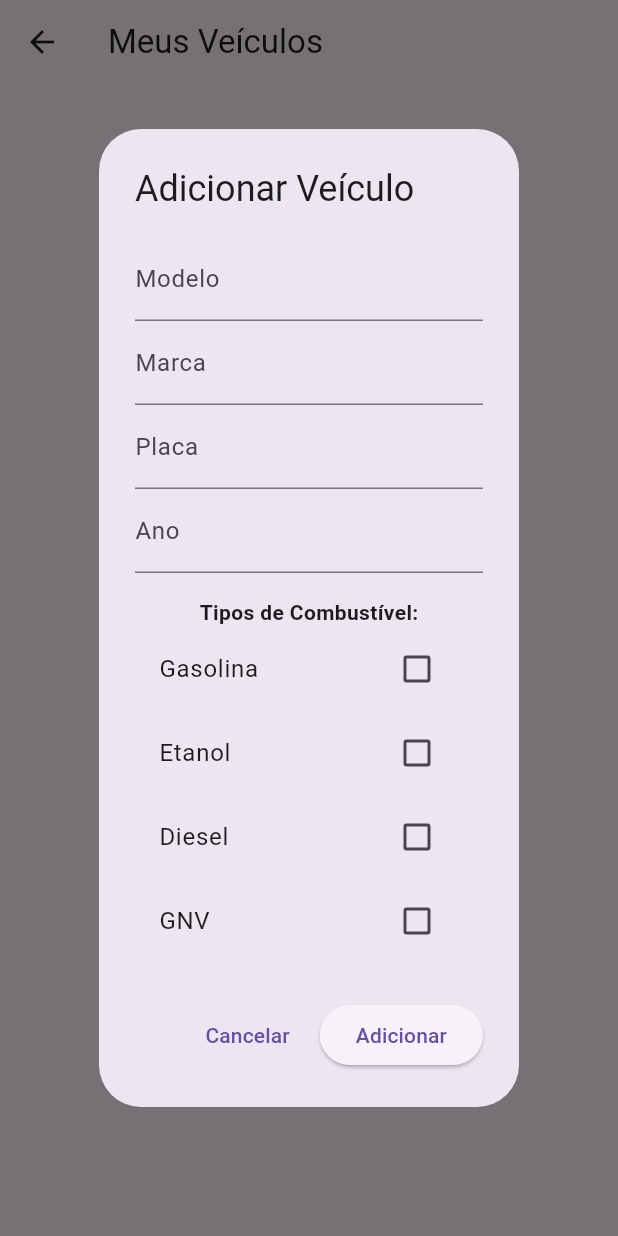
After one commit to Caioon/App-Veiculos-Flutter, a Flutter app: the MeusVeiculosScreen screen opened by its route, after a tap on "Adicionar Veículo", on a phone screen of 412 x 824 dp. The commit adds this screen. Run offline on Flutter 3.47's test engine with Material 3 defaults, Android fonts, the phone set to English and light mode, and no system bars; our stand-ins replace cloud_firestore, firebase_auth, firebase_core, flutter_riverpod; accounts and stored records are empty.

Commit message:
feat(veiculo): controle de veículos

```diff
--- /dev/null
+++ b/lib/model/veiculo.dart
@@ -0,0 +1,38 @@
+class Veiculo {
+  final String? id;
+  final String modelo;
+  final String marca;
+  final String placa;
+  final int ano;
+  final List<String> tiposCombustivel;
+
+  Veiculo({
+    this.id,
+    required this.modelo,
+    required this.marca,
+    required this.placa,
+    required this.ano,
+    required this.tiposCombustivel,
+  });
+
+  factory Veiculo.fromMap(Map<String, dynamic> map, String id) {
+    return Veiculo(
+      id: id,
+      modelo: map['modelo'] ?? '',
+      marca: map['marca'] ?? '',
+      placa: map['placa'] ?? '',
+      ano: map['ano'] ?? 0,
+      tiposCombustivel: List<String>.from(map['tiposCombustivel'] ?? []),
+    );
+  }
+
+  Map<String, dynamic> toMap() {
+    return {
+      'modelo': modelo,
+      'marca': marca,
+      'placa': placa,
+      'ano': ano,
+      'tiposCombustivel': tiposCombustivel,
+    };
+  }
+}
--- /dev/null
+++ b/lib/view/meus_veiculos_screen.dart
@@ -0,0 +1,225 @@
+import 'package:flutter/material.dart';
+import 'package:flutter_riverpod/flutter_riverpod.dart';
+import 'package:trabalho_flutter/model/veiculo.dart';
+import 'package:trabalho_flutter/viewmodel/veiculo_viewmodel.dart';
+
+class MeusVeiculosScreen extends ConsumerStatefulWidget {
+  const MeusVeiculosScreen({super.key});
+
+  @override
+  ConsumerState<MeusVeiculosScreen> createState() => _MeusVeiculosScreenState();
+}
+
+class _MeusVeiculosScreenState extends ConsumerState<MeusVeiculosScreen> {
+  void _showAddVeiculoDialog(BuildContext context) {
+    final modeloController = TextEditingController();
+    final marcaController = TextEditingController();
+    final placaController = TextEditingController();
+    final anoController = TextEditingController();
+    final List<String> tiposSelecionados = [];
+
+    showDialog(
+      context: context,
+      builder: (context) => StatefulBuilder(
+        builder: (context, setStateDialog) => AlertDialog(
+          title: const Text('Adicionar Veículo'),
+          content: SingleChildScrollView(
+            child: Column(
+              mainAxisSize: MainAxisSize.min,
+              children: [
+                TextField(
+                  controller: modeloController,
+                  decoration: const InputDecoration(labelText: 'Modelo'),
+                ),
+                TextField(
+                  controller: marcaController,
+                  decoration: const InputDecoration(labelText: 'Marca'),
+                ),
+                TextField(
+                  controller: placaController,
+                  decoration: const InputDecoration(labelText: 'Placa'),
+                ),
+                TextField(
+                  controller: anoController,
+                  decoration: const InputDecoration(labelText: 'Ano'),
+                  keyboardType: TextInputType.number,
+                ),
+                const SizedBox(height: 16),
+                const Text(
+                  'Tipos de Combustível:',
+                  style: TextStyle(fontWeight: FontWeight.bold),
+                ),
+                ...['Gasolina', 'Etanol', 'Diesel', 'GNV'].map((tipo) {
+                  return CheckboxListTile(
+                    title: Text(tipo),
+                    value: tiposSelecionados.contains(tipo),
+                    onChanged: (checked) {
+                      setStateDialog(() {
+                        if (checked == true) {
+                          tiposSelecionados.add(tipo);
+                        } else {
+                          tiposSelecionados.remove(tipo);
+                        }
+                      });
+                    },
+                  );
+                }).toList(),
+              ],
+            ),
+          ),
+          actions: [
+            TextButton(
+              onPressed: () => Navigator.pop(context),
+              child: const Text('Cancelar'),
+            ),
+            ElevatedButton(
+              onPressed: () async {
+                if (modeloController.text.isEmpty ||
+                    marcaController.text.isEmpty ||
+                    placaController.text.isEmpty ||
+                    anoController.text.isEmpty) {
+                  ScaffoldMessenger.of(context).showSnackBar(
+                    const SnackBar(content: Text('Preencha todos os campos')),
+                  );
+                  return;
+                }
+
+                if (tiposSelecionados.isEmpty) {
+                  ScaffoldMessenger.of(context).showSnackBar(
+                    const SnackBar(
+                      content: Text(
+                        'Selecione pelo menos um tipo de combustível',
+                      ),
+                    ),
+                  );
+                  return;
+                }
+
+                final veiculo = Veiculo(
+                  modelo: modeloController.text,
+                  marca: marcaController.text,
+                  placa: placaController.text,
+                  ano: int.parse(anoController.text),
+                  tiposCombustivel: tiposSelecionados,
+                );
+
+                try {
+                  await ref
+                      .read(veiculoViewModelProvider.notifier)
+                      .addVeiculo(veiculo);
+                  if (!context.mounted) return;
+                  Navigator.pop(context);
+                  ScaffoldMessenger.of(context).showSnackBar(
+                    const SnackBar(
+                      content: Text('Veículo adicionado com sucesso'),
+                    ),
+                  );
+                } catch (e) {
+                  if (!context.mounted) return;
+                  ScaffoldMessenger.of(context).showSnackBar(
+                    SnackBar(content: Text('Erro ao adicionar veículo: $e')),
+                  );
+                }
+              },
+              child: const Text('Adicionar'),
+            ),
+          ],
+        ),
+      ),
+    );
+  }
+
+  @override
+  Widget build(BuildContext context) {
+    final veiculosAsync = ref.watch(veiculoViewModelProvider);
+
+    return Scaffold(
+      appBar: AppBar(title: Text("Meus Veículos")),
+      body: veiculosAsync.when(
+        data: (veiculos) {
+          if (veiculos.isEmpty) {
+            return Center(
+              child: Column(
+                mainAxisAlignment: MainAxisAlignment.center,
+                children: [
+                  const Text('Nenhum veículo cadastrado'),
+                  const SizedBox(height: 16),
+                  ElevatedButton.icon(
+                    onPressed: () => _showAddVeiculoDialog(context),
+                    icon: const Icon(Icons.add),
+                    label: const Text('Adicionar Veículo'),
+                  ),
+                ],
+              ),
+            );
+          }
+
+          return ListView.builder(
+            padding: const EdgeInsets.only(top: 16),
+            itemCount: veiculos.length + 1, // +1 = botão no final
+            itemBuilder: (context, index) {
+              // Último item => botão
+              if (index == veiculos.length) {
+                return Padding(
+                  padding: const EdgeInsets.all(16.0),
+                  child: ElevatedButton.icon(
+                    onPressed: () => _showAddVeiculoDialog(context),
+                    icon: const Icon(Icons.add),
+                    label: const Text('Adicionar Veículo'),
+                  ),
+                );
+              }
+
+              final veiculo = veiculos[index];
+              return Card(
+                margin: const EdgeInsets.symmetric(horizontal: 16, vertical: 8),
+                child: ListTile(
+                  leading: const Icon(Icons.directions_car, size: 40),
+                  title: Text('${veiculo.marca} ${veiculo.modelo}'),
+                  subtitle: Text(
+                    'Placa: ${veiculo.placa} | Ano: ${veiculo.ano}\n${veiculo.tiposCombustivel.join(", ")}',
+                  ),
+                  trailing: IconButton(
+                    icon: const Icon(Icons.delete, color: Colors.red),
+                    onPressed: () async {
+                      final confirm = await showDialog<bool>(
+                        context: context,
+                        builder: (context) => AlertDialog(
+                          title: const Text('Confirmar exclusão'),
+                          content: const Text('Deseja excluir este veículo?'),
+                          actions: [
+                            TextButton(
+                              onPressed: () => Navigator.pop(context, false),
+                              child: const Text('Cancelar'),
+                            ),
+                            ElevatedButton(
+                              onPressed: () => Navigator.pop(context, true),
+                              child: const Text('Excluir'),
+                            ),
+                          ],
+                        ),
+                      );
+
+                      if (confirm == true && veiculo.id != null) {
+                        await ref
+                            .read(veiculoViewModelProvider.notifier)
+                            .deleteVeiculo(veiculo.id!);
+                        if (context.mounted) {
+                          ScaffoldMessenger.of(context).showSnackBar(
+                            const SnackBar(content: Text('Veículo excluído')),
+                          );
+                        }
+                      }
+                    },
+                  ),
+                ),
+              );
+            },
+          );
+        },
+        loading: () => const Center(child: CircularProgressIndicator()),
+        error: (error, stack) => Center(child: Text('Erro: $error')),
+      ),
+    );
+  }
+}
--- /dev/null
+++ b/lib/viewmodel/veiculo_viewmodel.dart
@@ -0,0 +1,36 @@
+import 'package:flutter_riverpod/flutter_riverpod.dart';
+import 'package:trabalho_flutter/model/veiculo.dart';
+import 'package:trabalho_flutter/model/veiculo_repository.dart';
+import 'package:trabalho_flutter/viewmodel/auth_viewmodel.dart';
+
+class VeiculoViewModel extends StreamNotifier<List<Veiculo>> {
+  @override
+  Stream<List<Veiculo>> build() {
+    final user = ref.read(authViewModelProvider).value;
+    if (user == null) return Stream.value([]);
+
+    final repo = ref.read(veiculoRepositoryProvider(user.uid));
+    return repo.getVeiculos();
+  }
+
+  Future<void> addVeiculo(Veiculo veiculo) async {
+    final user = ref.read(authViewModelProvider).value;
+    if (user == null) return;
+
+    final repo = ref.read(veiculoRepositoryProvider(user.uid));
+    await repo.addVeiculo(veiculo);
+  }
+
+  Future<void> deleteVeiculo(String veiculoId) async {
+    final user = ref.read(authViewModelProvider).value;
+    if (user == null) return;
+
+    final repo = ref.read(veiculoRepositoryProvider(user.uid));
+    await repo.deleteVeiculo(veiculoId);
+  }
+}
+
+
+final veiculoViewModelProvider = StreamNotifierProvider<VeiculoViewModel, List<Veiculo>>(
+  VeiculoViewModel.new,
+);
```
Also changed, not shown: lib/main.dart (+7 -0 lines), lib/model/veiculo_repository.dart (added, +71 -0 lines).
